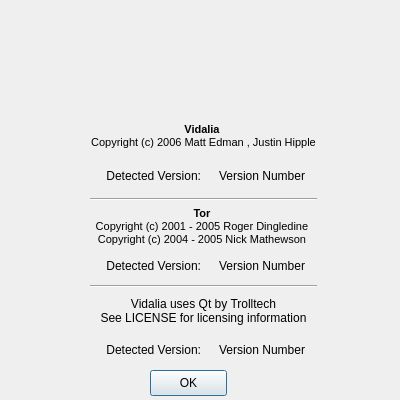
Before: the Qt Designer form src/gui/aboutdialog.ui in a-ilin/vidalia, drawn with Qt 5.
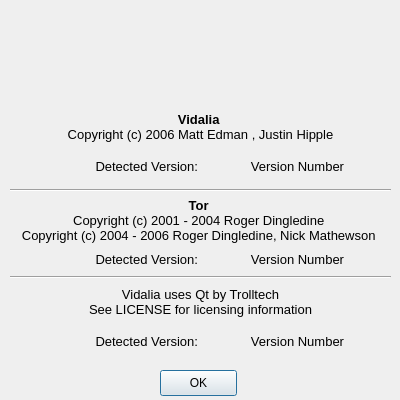
After: the same form once the commit is applied. Icons and pictures are not drawn.

Commit message:
About dialog should be fixed now so that it doesn't display illegible text on Mac.
svn:r105

What changed in the file:
```diff
--- a/src/gui/aboutdialog.ui
+++ b/src/gui/aboutdialog.ui
@@ -59,10 +59,10 @@
   <widget class="QWidget" name="layoutWidget" >
    <property name="geometry" >
     <rect>
-     <x>90</x>
-     <y>120</y>
-     <width>227</width>
-     <height>246</height>
+     <x>10</x>
+     <y>110</y>
+     <width>381</width>
+     <height>248</height>
     </rect>
    </property>
    <layout class="QVBoxLayout" >
@@ -82,8 +82,19 @@
       </property>
       <item>
        <widget class="QLabel" name="label_4" >
+        <property name="font" >
+         <font>
+          <family>Arial</family>
+          <pointsize>10</pointsize>
+          <weight>50</weight>
+          <italic>false</italic>
+          <bold>false</bold>
+          <underline>false</underline>
+          <strikeout>false</strikeout>
+         </font>
+        </property>
         <property name="text" >
-         <string>&lt;html>&lt;head>&lt;meta name="qrichtext" content="1" />&lt;/head>&lt;body style=" white-space: pre-wrap; font-family:MS Shell Dlg; font-size:8.25pt; font-weight:400; font-style:normal; text-decoration:none;">&lt;p style=" margin-top:0px; margin-bottom:0px; margin-left:0px; margin-right:0px; -qt-block-indent:0; text-indent:0px; font-size:8pt;">&lt;span style=" font-weight:600;">Vidalia&lt;/span> &lt;/p>&lt;p style=" margin-top:0px; margin-bottom:0px; margin-left:0px; margin-right:0px; -qt-block-indent:0; text-indent:0px; font-size:8pt;">Copyright (c) 2006 Matt Edman , Justin Hipple&lt;/p>&lt;/body>&lt;/html></string>
+         <string>&lt;html>&lt;head>&lt;meta name="qrichtext" content="1" />&lt;/head>&lt;body style=" white-space: pre-wrap; font-family:Arial; font-size:10pt; font-weight:400; font-style:normal; text-decoration:none;">&lt;p style=" margin-top:0px; margin-bottom:0px; margin-left:0px; margin-right:0px; -qt-block-indent:0; text-indent:0px; font-family:MS Shell Dlg; font-size:8pt;">&lt;span style=" font-size:10pt; font-weight:600;">Vidalia&lt;/span>&lt;span style=" font-size:10pt;"> &lt;/span>&lt;/p>&lt;p style=" margin-top:0px; margin-bottom:0px; margin-left:0px; margin-right:0px; -qt-block-indent:0; text-indent:0px; font-family:MS Shell Dlg;">Copyright (c) 2006 Matt Edman , Justin Hipple&lt;/p>&lt;/body>&lt;/html></string>
         </property>
         <property name="textFormat" >
          <enum>Qt::AutoText</enum>
@@ -103,6 +114,17 @@
         </property>
         <item>
          <widget class="QLabel" name="label_5" >
+          <property name="font" >
+           <font>
+            <family>Arial</family>
+            <pointsize>10</pointsize>
+            <weight>50</weight>
+            <italic>false</italic>
+            <bold>false</bold>
+            <underline>false</underline>
+            <strikeout>false</strikeout>
+           </font>
+          </property>
           <property name="text" >
            <string>Detected Version:</string>
           </property>
@@ -113,6 +135,17 @@
         </item>
         <item>
          <widget class="QLabel" name="lblVidaliaVersion" >
+          <property name="font" >
+           <font>
+            <family>Arial</family>
+            <pointsize>10</pointsize>
+            <weight>50</weight>
+            <italic>false</italic>
+            <bold>false</bold>
+            <underline>false</underline>
+            <strikeout>false</strikeout>
+           </font>
+          </property>
           <property name="text" >
            <string>Version Number</string>
           </property>
@@ -142,8 +175,19 @@
       </property>
       <item>
        <widget class="QLabel" name="label" >
+        <property name="font" >
+         <font>
+          <family>Arial</family>
+          <pointsize>10</pointsize>
+          <weight>50</weight>
+          <italic>false</italic>
+          <bold>false</bold>
+          <underline>false</underline>
+          <strikeout>false</strikeout>
+         </font>
+        </property>
         <property name="text" >
-         <string>&lt;html>&lt;head>&lt;meta name="qrichtext" content="1" />&lt;/head>&lt;body style=" white-space: pre-wrap; font-family:MS Shell Dlg; font-size:8.25pt; font-weight:400; font-style:normal; text-decoration:none;">&lt;p style=" margin-top:0px; margin-bottom:0px; margin-left:0px; margin-right:0px; -qt-block-indent:0; text-indent:0px;">&lt;span style=" font-weight:600;">Tor&lt;/span> &lt;/p>&lt;p style=" margin-top:0px; margin-bottom:0px; margin-left:0px; margin-right:0px; -qt-block-indent:0; text-indent:0px;">Copyright (c) 2001 - 2005 Roger Dingledine &lt;/p>&lt;p style=" margin-top:0px; margin-bottom:0px; margin-left:0px; margin-right:0px; -qt-block-indent:0; text-indent:0px;">Copyright (c) 2004 - 2005 Nick Mathewson &lt;/p>&lt;/body>&lt;/html></string>
+         <string>&lt;html>&lt;head>&lt;meta name="qrichtext" content="1" />&lt;/head>&lt;body style=" white-space: pre-wrap; font-family:MS Shell Dlg; font-size:8.25pt; font-weight:400; font-style:normal; text-decoration:none;">&lt;p style=" margin-top:0px; margin-bottom:0px; margin-left:0px; margin-right:0px; -qt-block-indent:0; text-indent:0px; font-size:8pt;">&lt;span style=" font-size:10pt; font-weight:600;">Tor&lt;/span>&lt;span style=" font-size:10pt;"> &lt;/span>&lt;/p>&lt;p style=" margin-top:0px; margin-bottom:0px; margin-left:0px; margin-right:0px; -qt-block-indent:0; text-indent:0px; font-size:10pt;">Copyright (c) 2001 - 2004 Roger Dingledine &lt;/p>&lt;p style=" margin-top:0px; margin-bottom:0px; margin-left:0px; margin-right:0px; -qt-block-indent:0; text-indent:0px; font-size:10pt;">Copyright (c) 2004 - 2006 Roger Dingledine, Nick Mathewson &lt;/p>&lt;/body>&lt;/html></string>
         </property>
         <property name="alignment" >
          <set>Qt::AlignCenter</set>
@@ -160,6 +204,17 @@
         </property>
         <item>
          <widget class="QLabel" name="label_2" >
+          <property name="font" >
+           <font>
+            <family>Arial</family>
+            <pointsize>10</pointsize>
+            <weight>50</weight>
+            <italic>false</italic>
+            <bold>false</bold>
+            <underline>false</underline>
+            <strikeout>false</strikeout>
+           </font>
+          </property>
           <property name="text" >
            <string>Detected Version:</string>
           </property>
@@ -170,6 +225,17 @@
         </item>
         <item>
          <widget class="QLabel" name="lblTorVersion" >
+          <property name="font" >
+           <font>
+            <family>Arial</family>
+            <pointsize>10</pointsize>
+            <weight>50</weight>
+            <italic>false</italic>
+            <bold>false</bold>
+            <underline>false</underline>
+            <strikeout>false</strikeout>
+           </font>
+          </property>
           <property name="text" >
            <string>Version Number</string>
           </property>
@@ -199,6 +265,17 @@
       </property>
       <item>
        <widget class="QLabel" name="label_7" >
+        <property name="font" >
+         <font>
+          <family>Arial</family>
+          <pointsize>10</pointsize>
+          <weight>50</weight>
+          <italic>false</italic>
+          <bold>false</bold>
+          <underline>false</underline>
+          <strikeout>false</strikeout>
+         </font>
+        </property>
         <property name="text" >
          <string>Vidalia uses Qt by Trolltech
 See LICENSE for licensing information</string>
@@ -218,6 +295,17 @@
         </property>
         <item>
          <widget class="QLabel" name="label_8" >
+          <property name="font" >
+           <font>
+            <family>Arial</family>
+            <pointsize>10</pointsize>
+            <weight>50</weight>
+            <italic>false</italic>
+            <bold>false</bold>
+            <underline>false</underline>
+            <strikeout>false</strikeout>
+           </font>
+          </property>
           <property name="text" >
            <string>Detected Version:</string>
           </property>
@@ -228,6 +316,17 @@
         </item>
         <item>
          <widget class="QLabel" name="lblQtVersion" >
+          <property name="font" >
+           <font>
+            <family>Arial</family>
+            <pointsize>10</pointsize>
+            <weight>50</weight>
+            <italic>false</italic>
+            <bold>false</bold>
+            <underline>false</underline>
+            <strikeout>false</strikeout>
+           </font>
+          </property>
           <property name="text" >
            <string>Version Number</string>
           </property>
@@ -245,9 +344,9 @@
   <widget class="QLabel" name="lblTorLogo" >
    <property name="geometry" >
     <rect>
-     <x>20</x>
-     <y>20</y>
-     <width>361</width>
+     <x>10</x>
+     <y>10</y>
+     <width>381</width>
      <height>101</height>
     </rect>
    </property>
@@ -261,7 +360,7 @@
   <widget class="QPushButton" name="btnOK" >
    <property name="geometry" >
     <rect>
-     <x>150</x>
+     <x>160</x>
      <y>370</y>
      <width>77</width>
      <height>26</height>
```
